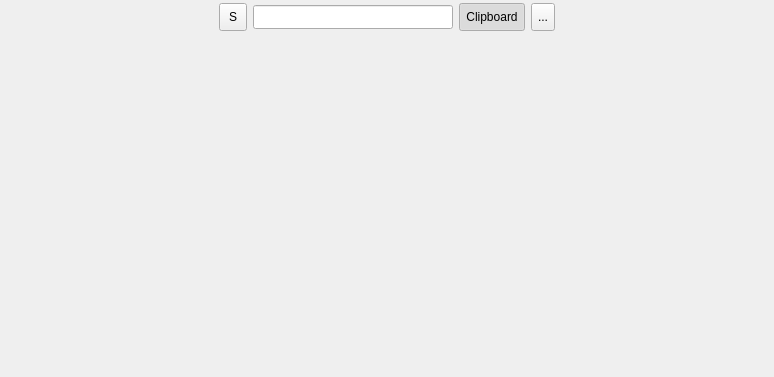
SeptemberHX/MPaste, file widget/MPasteWidget.ui: the form before one commit.
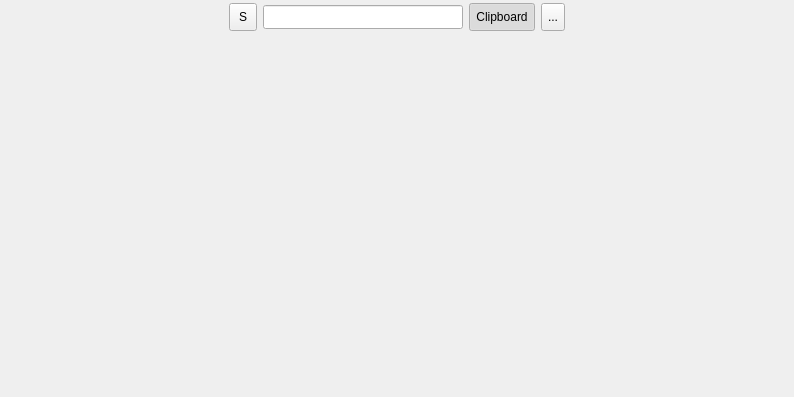
The form after the commit. Icons and pictures are not drawn.

Commit message: add animation for search edit

```diff
--- a/widget/MPasteWidget.ui
+++ b/widget/MPasteWidget.ui
@@ -6,8 +6,8 @@
    <rect>
     <x>0</x>
     <y>0</y>
-    <width>774</width>
-    <height>377</height>
+    <width>794</width>
+    <height>397</height>
    </rect>
   </property>
   <property name="sizePolicy">
@@ -96,7 +96,7 @@
        <widget class="QLineEdit" name="searchEdit">
         <property name="minimumSize">
          <size>
-          <width>200</width>
+          <width>0</width>
           <height>0</height>
          </size>
         </property>
```
The commit also changes 2 other files.
